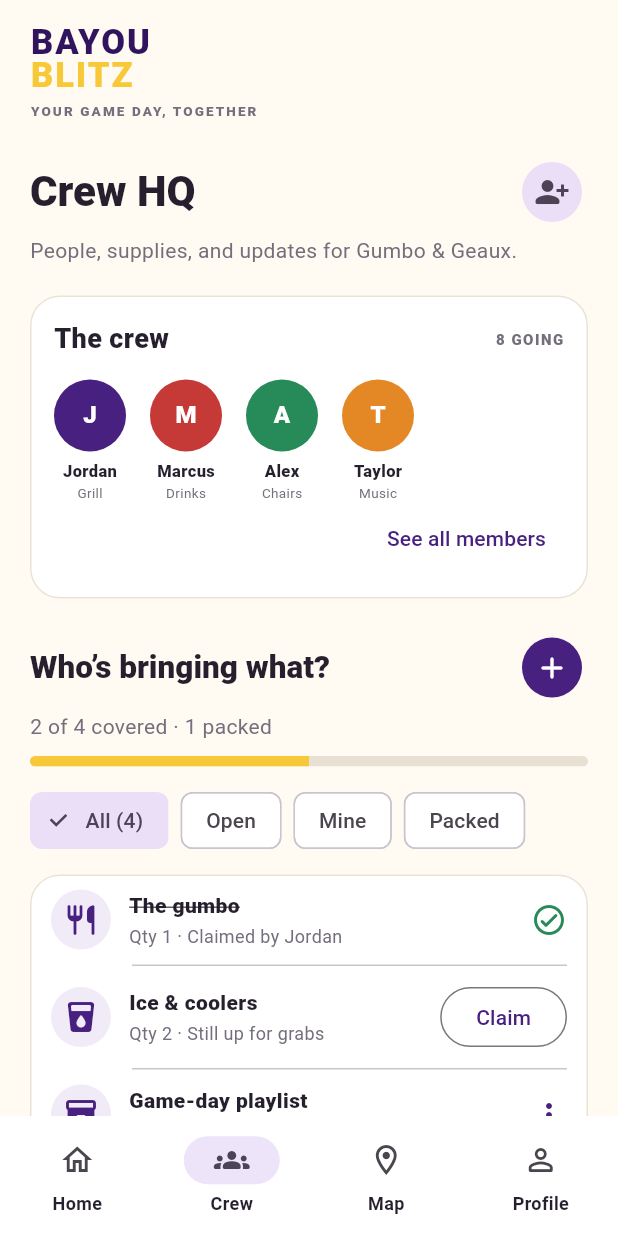
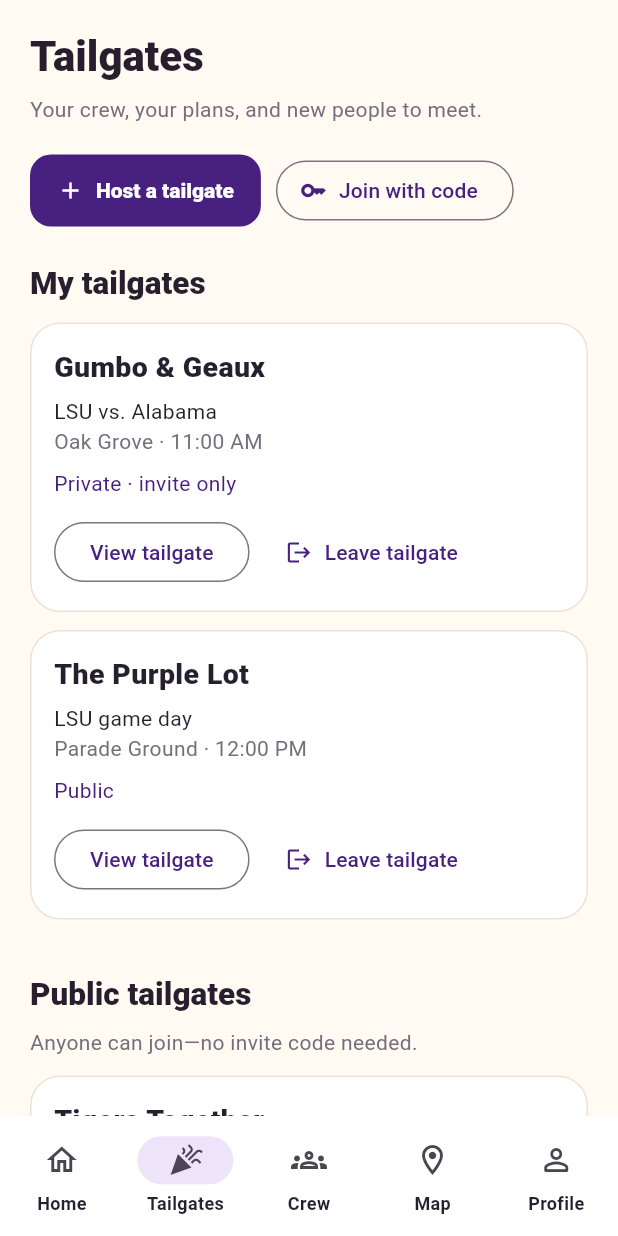
Before and after one commit to tylerlallande/Project-5, a Flutter app: the AppShell screen opened directly, swiped to page 2, on a phone screen of 412 x 824 dp. Run offline on Flutter 3.47's test engine with Material 3 defaults, Android fonts, the phone set to English and light mode, and no system bars; Roboto replaces fonts that are missing (Arial).

Commit message:
Added tailgates tab, ability to leave, and make tailgates public

```diff
--- a/lib/app_shell.dart
+++ b/lib/app_shell.dart
@@ -7,6 +7,8 @@ import 'screens/crew_screen.dart';
 import 'screens/home_screen.dart';
 import 'screens/map_screen.dart';
 import 'screens/profile_screen.dart';
+import 'screens/tailgates_screen.dart';
+import 'features/tailgate_setup/tailgate_draft.dart';
 
 class AppShell extends StatefulWidget {
   const AppShell({super.key});
@@ -19,6 +21,81 @@ class _AppShellState extends State<AppShell> {
   late final PageController _pageController;
   int _pageIndex = 0;
   bool _checkedIn = false;
+  final List<TailgateEntry> _tailgates = [
+    TailgateEntry(
+      id: 'gumbo',
+      code: 'GEAUX7',
+      joined: true,
+      draft: TailgateDraft(
+        game: 'LSU vs. Alabama',
+        name: 'Gumbo & Geaux',
+        date: DateTime(2026, 10, 24),
+        kickoff: '6:30 PM',
+        meetupTime: '11:00 AM',
+        location: 'Oak Grove',
+        vibe: 'Food & drinks',
+      ),
+    ),
+    TailgateEntry(
+      id: 'purple',
+      code: 'PURPLE',
+      joined: true,
+      draft: TailgateDraft(
+        game: 'LSU game day',
+        name: 'The Purple Lot',
+        date: DateTime(2026, 10, 31),
+        kickoff: '6:30 PM',
+        meetupTime: '12:00 PM',
+        location: 'Parade Ground',
+        vibe: 'Family friendly',
+        isPublic: true,
+      ),
+    ),
+    TailgateEntry(
+      id: 'tigers',
+      code: 'TIGERS',
+      draft: TailgateDraft(
+        game: 'LSU game day',
+        name: 'Tigers Together',
+        date: DateTime(2026, 10, 24),
+        kickoff: '6:30 PM',
+        meetupTime: '1:00 PM',
+        location: 'Parade Ground',
+        vibe: 'Family friendly',
+        isPublic: true,
+      ),
+    ),
+  ];
+
+  void _viewEntry(TailgateEntry entry) {
+    if (entry.id == 'gumbo') {
+      _openTailgate(0);
+      return;
+    }
+    Navigator.of(context).push(
+      MaterialPageRoute<void>(
+        builder: (_) => TailgateOverviewScreen(entry: entry),
+      ),
+    );
+  }
+
+  void _joinPublic(TailgateEntry entry) {
+    if (!entry.draft.isPublic || entry.joined) return;
+    setState(() => entry.joined = true);
+    ScaffoldMessenger.of(context)
+        .showSnackBar(SnackBar(content: Text('Joined ${entry.draft.name}')));
+  }
+
+  void _leaveTailgate(TailgateEntry entry) {
+    if (!entry.joined) return;
+    setState(() {
+      entry.joined = false;
+      if (entry.id == 'gumbo') _checkedIn = false;
+    });
+    ScaffoldMessenger.of(context)
+        .showSnackBar(SnackBar(content: Text('Left ${entry.draft.name}')));
+  }
+
   int get _crewCount => _checkedIn ? 9 : 8;
 
   void _openHomeAction(int index) {
@@ -67,20 +144,40 @@ class _AppShellState extends State<AppShell> {
   }
 
   Future<void> _hostTailgate() async {
+    final code = 'TG${(_tailgates.length + 1).toString().padLeft(4, '0')}';
     final created = await Navigator.of(context).push<bool>(
-      MaterialPageRoute(builder: (_) => const CreateTailgateScreen()),
+      MaterialPageRoute(
+        builder: (_) => CreateTailgateScreen(
+          inviteCode: code,
+          onCreated: (draft) => setState(
+            () => _tailgates.add(
+              TailgateEntry(
+                id: code,
+                code: code,
+                draft: draft,
+                joined: true,
+                hosted: true,
+              ),
+            ),
+          ),
+        ),
+      ),
     );
     if (created == true && mounted) {
-      _openTailgate(0);
+      _goToPage(1);
+      _viewEntry(_tailgates.last);
     }
   }
 
   Future<void> _joinTailgate() async {
-    final joined = await Navigator.of(
-      context,
-    ).push<bool>(MaterialPageRoute(builder: (_) => const JoinTailgateScreen()));
-    if (joined == true && mounted) {
-      _openTailgate(0);
+    final joined = await Navigator.of(context).push<Object>(
+      MaterialPageRoute(
+        builder: (_) => JoinTailgateScreen(entries: _tailgates),
+      ),
+    );
+    if (joined is TailgateEntry && mounted) {
+      setState(() => joined.joined = true);
+      _goToPage(1);
     }
   }
 
@@ -102,6 +199,14 @@ class _AppShellState extends State<AppShell> {
               onHostTailgate: _hostTailgate,
               onJoinTailgate: _joinTailgate,
             ),
+            TailgatesScreen(
+              entries: _tailgates,
+              onJoin: _joinPublic,
+              onLeave: _leaveTailgate,
+              onHost: _hostTailgate,
+              onInvite: _joinTailgate,
+              onOpen: _viewEntry,
+            ),
             CrewScreen(crewCount: _crewCount),
             const MapScreen(),
             const ProfileScreen(),
@@ -116,6 +221,11 @@ class _AppShellState extends State<AppShell> {
             icon: Icon(Icons.home_outlined),
             selectedIcon: Icon(Icons.home_rounded),
             label: 'Home',
+          ),
+          NavigationDestination(
+            icon: Icon(Icons.celebration_outlined),
+            selectedIcon: Icon(Icons.celebration),
+            label: 'Tailgates',
           ),
           NavigationDestination(
             icon: Icon(Icons.groups_outlined),
--- a/lib/features/tailgate_setup/create_tailgate_screen.dart
+++ b/lib/features/tailgate_setup/create_tailgate_screen.dart
@@ -5,7 +5,13 @@ import '../../theme/app_theme.dart';
 import 'tailgate_draft.dart';
 
 class CreateTailgateScreen extends StatefulWidget {
-  const CreateTailgateScreen({super.key});
+  const CreateTailgateScreen({
+    super.key,
+    this.onCreated,
+    this.inviteCode = 'GEAUX7',
+  });
+  final ValueChanged<TailgateDraft>? onCreated;
+  final String inviteCode;
 
   @override
   State<CreateTailgateScreen> createState() => _CreateTailgateScreenState();
@@ -20,6 +26,7 @@ class _CreateTailgateScreenState extends State<CreateTailgateScreen> {
   TimeOfDay _kickoff = const TimeOfDay(hour: 18, minute: 30);
   TimeOfDay _meetup = const TimeOfDay(hour: 11, minute: 0);
   String _vibe = 'Food & drinks';
+  bool _isPublic = false;
   String? _gameError;
   String? _nameError;
   String? _locationError;
@@ -38,6 +45,7 @@ class _CreateTailgateScreenState extends State<CreateTailgateScreen> {
     if (_createdTailgate != null) {
       return _InviteCodeResult(
         tailgate: _createdTailgate!,
+        code: widget.inviteCode,
         onDone: () => Navigator.pop(context, true),
       );
     }
@@ -84,6 +92,19 @@ class _CreateTailgateScreenState extends State<CreateTailgateScreen> {
           style: TextStyle(color: AppColors.muted),
         ),
         const SizedBox(height: 24),
+        SwitchListTile(
+          key: const Key('public-tailgate-toggle'),
+          contentPadding: EdgeInsets.zero,
+          title: const Text('Public tailgate'),
+          subtitle: Text(
+            _isPublic
+                ? 'Anyone can discover and join without an invite code.'
+                : 'Private: guests need your invite code to join.',
+          ),
+          value: _isPublic,
+          onChanged: (value) => setState(() => _isPublic = value),
+        ),
+        const SizedBox(height: 18),
         TextField(
           key: const Key('create-game-field'),
           controller: _gameController,
@@ -249,6 +270,13 @@ class _CreateTailgateScreenState extends State<CreateTailgateScreen> {
                   icon: Icons.auto_awesome_rounded,
                   label: 'Vibe',
                   value: _vibe,
+                ),
+                _ReviewRow(
+                  icon: _isPublic ? Icons.public : Icons.lock_outline,
+                  label: 'Visibility',
+                  value: _isPublic
+                      ? 'Public · anyone can join'
+                      : 'Private · invite only',
                   showDivider: false,
                 ),
               ],
@@ -319,8 +347,10 @@ class _CreateTailgateScreenState extends State<CreateTailgateScreen> {
         meetupTime: _meetup.format(context),
         location: _locationController.text.trim(),
         vibe: _vibe,
+        isPublic: _isPublic,
       );
     });
+    widget.onCreated?.call(_createdTailgate!);
   }
 
   Future<void> _pickDate() async {
@@ -459,13 +489,17 @@ class _ReviewRow extends StatelessWidget {
 }
 
 class _InviteCodeResult extends StatelessWidget {
-  const _InviteCodeResult({required this.tailgate, required this.onDone});
+  const _InviteCodeResult({
+    required this.tailgate,
+    required this.onDone,
+    required this.code,
+  });
+  final String code;
   final TailgateDraft tailgate;
   final VoidCallback onDone;
 
   @override
   Widget build(BuildContext context) {
-    const code = 'GEAUX7';
     return Scaffold(
       appBar: AppBar(
         automaticallyImplyLeading: false,
@@ -516,10 +550,10 @@ class _InviteCodeResult extends StatelessWidget {
                   color: AppColors.purple,
                   borderRadius: BorderRadius.circular(22),
                 ),
-                child: const Text(
+                child: Text(
                   code,
                   textAlign: TextAlign.center,
-                  style: TextStyle(
+                  style: const TextStyle(
                     color: AppColors.gold,
                     fontSize: 38,
                     fontWeight: FontWeight.w900,
@@ -531,7 +565,7 @@ class _InviteCodeResult extends StatelessWidget {
               OutlinedButton.icon(
                 key: const Key('copy-invite-code'),
                 onPressed: () {
-                  Clipboard.setData(const ClipboardData(text: code));
+                  Clipboard.setData(ClipboardData(text: code));
                   ScaffoldMessenger.of(context).showSnackBar(
                     const SnackBar(content: Text('Invite code copied')),
                   );
--- a/lib/features/tailgate_setup/tailgate_draft.dart
+++ b/lib/features/tailgate_setup/tailgate_draft.dart
@@ -7,6 +7,7 @@ class TailgateDraft {
     required this.meetupTime,
     required this.location,
     required this.vibe,
+    this.isPublic = false,
   });
 
   final String game;
@@ -16,4 +17,20 @@ class TailgateDraft {
   final String meetupTime;
   final String location;
   final String vibe;
+  final bool isPublic;
 }
+
+class TailgateEntry {
+  TailgateEntry({
+    required this.id,
+    required this.draft,
+    required this.code,
+    this.joined = false,
+    this.hosted = false,
+  });
+  final String id;
+  final TailgateDraft draft;
+  final String code;
+  bool joined;
+  final bool hosted;
+}
--- /dev/null
+++ b/lib/screens/tailgates_screen.dart
@@ -0,0 +1,214 @@
+import 'package:flutter/material.dart';
+
+import '../features/tailgate_setup/tailgate_draft.dart';
+import '../theme/app_theme.dart';
+
+class TailgatesScreen extends StatelessWidget {
+  const TailgatesScreen({
+    super.key,
+    required this.entries,
+    required this.onJoin,
+    required this.onLeave,
+    required this.onHost,
+    required this.onInvite,
+    required this.onOpen,
+  });
+  final List<TailgateEntry> entries;
+  final ValueChanged<TailgateEntry> onJoin;
+  final ValueChanged<TailgateEntry> onLeave;
+  final ValueChanged<TailgateEntry> onOpen;
+  final VoidCallback onHost;
+  final VoidCallback onInvite;
+
+  @override
+  Widget build(BuildContext context) {
+    final mine = entries.where((entry) => entry.joined).toList();
+    final discover = entries
+        .where((entry) => entry.draft.isPublic && !entry.joined)
+        .toList();
+    return ListView(
+      key: const Key('tailgates-screen'),
+      padding: const EdgeInsets.all(20),
+      children: [
+        Text('Tailgates', style: Theme.of(context).textTheme.headlineLarge),
+        const SizedBox(height: 8),
+        const Text(
+          'Your crew, your plans, and new people to meet.',
+          style: TextStyle(color: AppColors.muted),
+        ),
+        const SizedBox(height: 20),
+        Wrap(
+          spacing: 10,
+          runSpacing: 8,
+          children: [
+            FilledButton.icon(
+              onPressed: onHost,
+              icon: const Icon(Icons.add),
+              label: const Text('Host a tailgate'),
+            ),
+            OutlinedButton.icon(
+              onPressed: onInvite,
+              icon: const Icon(Icons.key),
+              label: const Text('Join with code'),
+            ),
+          ],
+        ),
+        const SizedBox(height: 24),
+        Text('My tailgates', style: Theme.of(context).textTheme.headlineSmall),
+        const SizedBox(height: 12),
+        if (mine.isEmpty) const Text('Join or host a tailgate to see it here.'),
+        ...mine.map((entry) => _card(context, entry)),
+        const SizedBox(height: 24),
+        Text(
+          'Public tailgates',
+          style: Theme.of(context).textTheme.headlineSmall,
+        ),
+        const SizedBox(height: 8),
+        const Text(
+          'Anyone can join—no invite code needed.',
+          style: TextStyle(color: AppColors.muted),
+        ),
+        const SizedBox(height: 12),
+        if (discover.isEmpty)
+          const Text('You’ve joined all the available public tailgates.'),
+        ...discover.map((entry) => _card(context, entry)),
+        const SizedBox(height: 20),
+        const Text(
+          'Demo tailgates · changes last for this session.',
+          style: TextStyle(color: AppColors.muted, fontSize: 12),
+        ),
+      ],
+    );
+  }
+
+  Future<void> _confirmLeave(BuildContext context, TailgateEntry entry) async {
+    final confirmed = await showDialog<bool>(
+      context: context,
+      builder: (dialogContext) => AlertDialog(
+        title: Text('Leave ${entry.draft.name}?'),
+        content: Text(
+          entry.draft.isPublic
+              ? 'It will be removed from My tailgates. You can join again from Public tailgates.'
+              : 'It will be removed from My tailgates. You’ll need the invite code to rejoin.',
+        ),
+        actions: [
+          TextButton(
+            onPressed: () => Navigator.pop(dialogContext, false),
+            child: const Text('Cancel'),
+          ),
+          FilledButton(
+            key: const Key('confirm-leave-tailgate'),
+            onPressed: () => Navigator.pop(dialogContext, true),
+            child: const Text('Leave'),
+          ),
+        ],
+      ),
+    );
+    if (confirmed == true && context.mounted) onLeave(entry);
+  }
+
+  Widget _card(BuildContext context, TailgateEntry entry) => Padding(
+    padding: const EdgeInsets.only(bottom: 12),
+    child: Card(
+      child: Padding(
+        padding: const EdgeInsets.all(16),
+        child: Column(
+          crossAxisAlignment: CrossAxisAlignment.start,
+          children: [
+            Text(
+              entry.draft.name,
+              style: const TextStyle(fontSize: 19, fontWeight: FontWeight.w800),
+            ),
+            const SizedBox(height: 6),
+            Text(entry.draft.game),
+            Text(
+              '${entry.draft.location} · ${entry.draft.meetupTime}',
+              style: const TextStyle(color: AppColors.muted),
+            ),
+            const SizedBox(height: 8),
+            Text(
+              '${entry.hosted ? 'Hosting · ' : ''}${entry.draft.isPublic ? 'Public' : 'Private · invite only'}',
+              style: const TextStyle(color: AppColors.purple),
+            ),
+            const SizedBox(height: 12),
+            entry.joined
+                ? Wrap(
+                    spacing: 12,
+                    runSpacing: 8,
+                    children: [
+                      OutlinedButton(
+                        onPressed: () => onOpen(entry),
+                        child: const Text('View tailgate'),
+                      ),
+                      TextButton.icon(
+                        key: Key('leave-tailgate-${entry.id}'),
+                        onPressed: () => _confirmLeave(context, entry),
+                        icon: const Icon(Icons.logout, size: 18),
+                        label: const Text('Leave tailgate'),
+                      ),
+                    ],
+                  )
+                : FilledButton(
+                    key: Key('join-public-${entry.id}'),
+                    onPressed: () => onJoin(entry),
+                    child: const Text('Join tailgate'),
+                  ),
+          ],
+        ),
+      ),
+    ),
+  );
+}
+
+class TailgateOverviewScreen extends StatelessWidget {
+  const TailgateOverviewScreen({super.key, required this.entry});
+  final TailgateEntry entry;
+  @override
+  Widget build(BuildContext context) => Scaffold(
+    appBar: AppBar(title: Text(entry.draft.name)),
+    body: ListView(
+      padding: const EdgeInsets.all(24),
+      children: [
+        Text(
+          entry.draft.game,
+          style: Theme.of(context).textTheme.headlineLarge,
+        ),
+        const SizedBox(height: 20),
+        ListTile(
+          leading: const Icon(Icons.location_on),
+          title: Text(entry.draft.location),
+        ),
+        ListTile(
+          leading: const Icon(Icons.calendar_month),
+          title: Text(
+            '${entry.draft.date.month}/${entry.draft.date.day}/${entry.draft.date.year}',
+          ),
+        ),
+        ListTile(
+          leading: const Icon(Icons.schedule),
+          title: Text(
+            'Meet ${entry.draft.meetupTime} · Kickoff ${entry.draft.kickoff}',
+          ),
+        ),
+        ListTile(
+          leading: const Icon(Icons.celebration),
+          title: Text(entry.draft.vibe),
+        ),
+        ListTile(
+          leading: Icon(
+            entry.draft.isPublic ? Icons.public : Icons.lock_outline,
+          ),
+          title: Text(
+            entry.draft.isPublic ? 'Public tailgate' : 'Private tailgate',
+          ),
+        ),
+        if (entry.joined)
+          ListTile(
+            leading: const Icon(Icons.key),
+            title: const Text('Invite code'),
+            subtitle: SelectableText(entry.code),
+          ),
+      ],
+    ),
+  );
+}
```
Also changed, not shown: lib/features/tailgate_setup/join_tailgate_screen.dart (+37 -4 lines), 1 other file.
